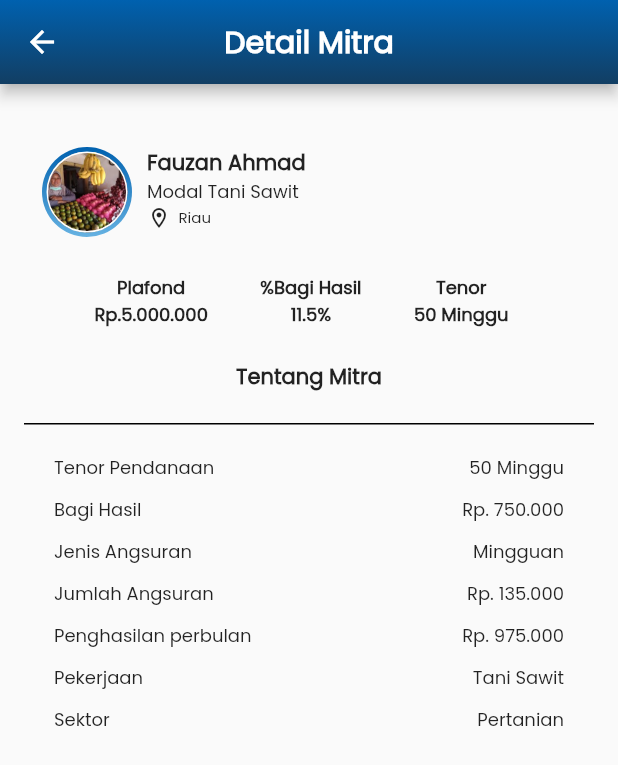
After one commit to bintangfajarr/tubes-provis-kel6, a Flutter app: the BorrowerDetailMitraPage screen opened directly, on a phone screen of 412 x 824 dp. The commit adds this screen. Shown: the top 765 px of the screen. Run offline on Flutter 3.47's test engine with Material 2 defaults, Android fonts, the light colour scheme and no system bars; our stand-ins replace dropdown_search, flutter_bloc, image_picker, quickalert, shared_preferences; missing offline and left inert: dart:js, jwt_decode; accounts and stored records are empty; network calls fail.

Commit message:
nambahin dikit di borrower

```diff
--- a/lib/pages/borrower/funding/funding_borrower.dart
+++ b/lib/pages/borrower/funding/funding_borrower.dart
@@ -6,7 +6,6 @@ import 'package:flutter/material.dart';
 import 'package:intl/intl.dart';
 import 'package:quickalert/quickalert.dart';
 import 'package:tubes/pages/borrower/borrower.dart';
-import 'package:tubes/pages/borrower/home/home_borrower.dart';
 
 enum genderType { male, female }
 
--- /dev/null
+++ b/lib/pages/borrower/marketplace/detailmitra_borrower.dart
@@ -0,0 +1,419 @@
+import 'package:flutter/material.dart';
+
+enum modal { nominal1, nominal2, nominal3, nominal4, nominal5 }
+
+class BorrowerDetailMitraPage extends StatefulWidget {
+  const BorrowerDetailMitraPage({super.key});
+  @override
+  State<BorrowerDetailMitraPage> createState() =>
+      _BorrowerDetailMitraPageState();
+}
+
+class _BorrowerDetailMitraPageState extends State<BorrowerDetailMitraPage> {
+  String textFieldValue = "";
+  final TextEditingController _textEditingController = TextEditingController();
+  int biayaModal = 1000;
+
+  int valueNominal = 0;
+  int result = 0;
+
+  modal? macamModal;
+
+  @override
+  Widget build(BuildContext context) {
+    return Scaffold(
+      backgroundColor: Color.fromARGB(250, 250, 250, 250),
+      appBar: AppBar(
+        flexibleSpace: Container(
+          decoration: BoxDecoration(
+            gradient: LinearGradient(
+              begin: Alignment.topCenter,
+              end: Alignment.bottomCenter,
+              colors: [
+                Color.fromRGBO(0, 97, 175, 1),
+                Color.fromRGBO(18, 62, 99, 1),
+              ],
+            ),
+          ),
+        ),
+        centerTitle: true,
+        title: Text(
+          "Detail Mitra",
+          style: TextStyle(
+            fontFamily: "Poppins",
+            fontWeight: FontWeight.bold,
+            color: Colors.white,
+          ),
+        ),
+      ),
+      body: ListView(
+        padding: EdgeInsets.fromLTRB(16, 30, 16, 10),
+        children: [
+          Container(
+            padding: EdgeInsets.fromLTRB(12, 12, 12, 12),
+            margin: EdgeInsets.only(right: 10),
+            width: 335,
+            decoration: BoxDecoration(
+              borderRadius: BorderRadius.all(
+                Radius.circular(10),
+              ),
+            ),
+            child: Column(
+              children: [
+                Row(
+                  crossAxisAlignment: CrossAxisAlignment.start,
+                  children: [
+                    Stack(
+                      alignment: Alignment.center,
+                      children: [
+                        Container(
+                          height: 60,
+                          width: 60,
+                          decoration: BoxDecoration(
+                            borderRadius: BorderRadius.circular(50),
+                            color: Colors.black,
+                            gradient: LinearGradient(
+                              begin: Alignment.topCenter,
+                              end: Alignment.bottomCenter,
+                              colors: [
+                                Color.fromARGB(255, 0, 97, 175),
+                                Color.fromARGB(255, 102, 178, 226)
+                              ],
+                            ),
+                          ),
+                        ),
+                        Container(
+                          height: 54,
+                          width: 54,
+                          decoration: BoxDecoration(
+                            borderRadius: BorderRadius.circular(50),
+                            image: DecorationImage(
+                              image: AssetImage(
+                                'assets/images/dagang.jpg',
+                              ),
+                              fit: BoxFit.cover,
+                            ),
+                            border: Border.all(
+                              color: Colors.white,
+                              width: 1,
+                            ),
+                          ),
+                        ),
+                      ],
+                    ),
+                    SizedBox(
+                      width: 10,
+                    ),
+                    Expanded(
+                      child: Row(
+                        children: [
+                          Column(
+                            mainAxisAlignment: MainAxisAlignment.start,
+                            crossAxisAlignment: CrossAxisAlignment.start,
+                            children: [
+                              Text(
+                                "Fauzan Ahmad",
+                                style: TextStyle(
+                                  fontFamily: "Poppins",
+                                  fontWeight: FontWeight.bold,
+                                  fontSize: 14,
+                                ),
+                              ),
+                              Text(
+                                "Modal Tani Sawit",
+                                style: TextStyle(
+                                  fontFamily: "Poppins",
+                                  fontSize: 12,
+                                ),
+                              ),
+                              Row(
+                                children: [
+                                  Icon(
+                                    Icons.location_on_outlined,
+                                    size: 16,
+                                  ),
+                                  SizedBox(
+                                    width: 5,
+                                  ),
+                                  Text(
+                                    "Riau",
+                                    style: TextStyle(
+                                      fontFamily: "Poppins",
+                                      fontSize: 10,
+                                    ),
+                                  ),
+                                ],
+                              ),
+                            ],
+                          ),
+                        ],
+                      ),
+                    ),
+                  ],
+                ),
+                SizedBox(
+                  height: 25,
+                ),
+                Row(
+                  crossAxisAlignment: CrossAxisAlignment.start,
+                  mainAxisAlignment: MainAxisAlignment.spaceEvenly,
+                  children: [
+                    Column(
+                      children: [
+                        Text(
+                          "Plafond",
+                          style: TextStyle(
+                            fontFamily: "Poppins",
+                            fontSize: 12,
+                            fontWeight: FontWeight.bold,
+                          ),
+                        ),
+                        Text(
+                          "Rp.5.000.000",
+                          style: TextStyle(
+                            fontFamily: "Poppins",
+                            fontSize: 12,
+                            fontWeight: FontWeight.bold,
+                          ),
+                        ),
+                      ],
+                    ),
+                    Column(
+                      children: [
+                        Text(
+                          "%Bagi Hasil",
+                          style: TextStyle(
+                            fontFamily: "Poppins",
+                            fontSize: 12,
+                            fontWeight: FontWeight.bold,
+                          ),
+                        ),
+                        Text(
+                          "11.5%",
+                          style: TextStyle(
+                            fontFamily: "Poppins",
+                            fontSize: 12,
+                            fontWeight: FontWeight.bold,
+                          ),
+                        ),
+                      ],
+                    ),
+                    Column(
+                      children: [
+                        Text(
+                          "Tenor",
+                          style: TextStyle(
+                            fontFamily: "Poppins",
+                            fontSize: 12,
+                            fontWeight: FontWeight.bold,
+                          ),
+                        ),
+                        Text(
+                          "50 Minggu",
+                          style: TextStyle(
+                            fontFamily: "Poppins",
+                            fontSize: 12,
+                            fontWeight: FontWeight.bold,
+                          ),
+                        ),
+                      ],
+                    ),
+                  ],
+                ),
+                SizedBox(
+                  height: 10,
+                ),
+              ],
+            ),
+          ),
+          Container(
+            child: Column(
+              children: [
+                Text(
+                  "Tentang Mitra",
+                  style: TextStyle(
+                    fontFamily: "Poppins",
+                    fontSize: 14,
+                    fontWeight: FontWeight.bold,
+                  ),
+                ),
+                SizedBox(
+                  height: 20,
+                ),
+              ],
+            ),
+          ),
+          Container(
+            decoration: BoxDecoration(
+              border: Border(
+                top: BorderSide(color: Colors.black),
+              ),
+            ),
+            padding: EdgeInsets.only(left: 20, right: 20),
+            child: Column(
+              children: [
+                SizedBox(
+                  height: 20,
+                ),
+                Row(
+                  mainAxisAlignment: MainAxisAlignment.spaceBetween,
+                  children: [
+                    Text(
+                      "Tenor Pendanaan",
+                      style: TextStyle(
+                        fontFamily: "Poppins",
+                        fontSize: 12,
+                      ),
+                    ),
+                    Text(
+                      "50 Minggu",
+                      style: TextStyle(
+                        fontFamily: "Poppins",
+                        fontSize: 12,
+                      ),
+                    )
+                  ],
+                ),
+                SizedBox(
+                  height: 10,
+                ),
+                Row(
+                  mainAxisAlignment: MainAxisAlignment.spaceBetween,
+                  children: [
+                    Text(
+                      "Bagi Hasil",
+                      style: TextStyle(
+                        fontFamily: "Poppins",
+                        fontSize: 12,
+                      ),
+                    ),
+                    Text(
+                      "Rp. 750.000",
+                      style: TextStyle(
+                        fontFamily: "Poppins",
+                        fontSize: 12,
+                      ),
+                    )
+                  ],
+                ),
+                SizedBox(
+                  height: 10,
+                ),
+                Row(
+                  mainAxisAlignment: MainAxisAlignment.spaceBetween,
+                  children: [
+                    Text(
+                      "Jenis Angsuran",
+                      style: TextStyle(
+                        fontFamily: "Poppins",
+                        fontSize: 12,
+                      ),
+                    ),
+                    Text(
+                      "Mingguan",
+                      style: TextStyle(
+                        fontFamily: "Poppins",
+                        fontSize: 12,
+                      ),
+                    )
+                  ],
+                ),
+                SizedBox(
+                  height: 10,
+                ),
+                Row(
+                  mainAxisAlignment: MainAxisAlignment.spaceBetween,
+                  children: [
+                    Text(
+                      "Jumlah Angsuran",
+                      style: TextStyle(
+                        fontFamily: "Poppins",
+                        fontSize: 12,
+                      ),
+                    ),
+                    Text(
+                      "Rp. 135.000",
+                      style: TextStyle(
+                        fontFamily: "Poppins",
+                        fontSize: 12,
+                      ),
+                    )
+                  ],
+                ),
+                SizedBox(
+                  height: 10,
+                ),
+                Row(
+                  mainAxisAlignment: MainAxisAlignment.spaceBetween,
+                  children: [
+                    Text(
+                      "Penghasilan perbulan",
+                      style: TextStyle(
+                        fontFamily: "Poppins",
+                        fontSize: 12,
+                      ),
+                    ),
+                    Text(
+                      "Rp. 975.000",
+                      style: TextStyle(
+                        fontFamily: "Poppins",
+                        fontSize: 12,
+                      ),
+                    )
+                  ],
+                ),
+                SizedBox(
+                  height: 10,
+                ),
+                Row(
+                  mainAxisAlignment: MainAxisAlignment.spaceBetween,
+                  children: [
+                    Text(
+                      "Pekerjaan",
+                      style: TextStyle(
+                        fontFamily: "Poppins",
+                        fontSize: 12,
+                      ),
+                    ),
+                    Text(
+                      "Tani Sawit",
+                      style: TextStyle(
+                        fontFamily: "Poppins",
+                        fontSize: 12,
+                      ),
+                    )
+                  ],
+                ),
+                SizedBox(
+                  height: 10,
+                ),
+                Row(
+                  mainAxisAlignment: MainAxisAlignment.spaceBetween,
+                  children: [
+                    Text(
+                      "Sektor",
+                      style: TextStyle(
+                        fontFamily: "Poppins",
+                        fontSize: 12,
+                      ),
+                    ),
+                    Text(
+                      "Pertanian",
+                      style: TextStyle(
+                        fontFamily: "Poppins",
+                        fontSize: 12,
+                      ),
+                    )
+                  ],
+                ),
+                SizedBox(
+                  height: 20,
+                ),
+              ],
+            ),
+          ),
+        ],
+      ),
+    );
+  }
+}
--- a/lib/pages/borrower/marketplace/market_borrower.dart
+++ b/lib/pages/borrower/marketplace/market_borrower.dart
@@ -1,6 +1,9 @@
 import 'dart:ui';
 
 import 'package:flutter/material.dart';
+import 'package:tubes/pages/investor/marketplace/detailmitra_investor.dart';
+
+import 'detailmitra_borrower.dart';
 
 class BorrowerMarketplacePage extends StatelessWidget {
   const BorrowerMarketplacePage({
@@ -35,7 +38,7 @@ class BorrowerMarketplacePage extends StatelessWidget {
         ],
       ),
       body: ListView(
-        padding: const EdgeInsets.all(10),
+        padding: const EdgeInsets.all(16),
         children: [
           Container(
             // Add padding around the search bar
@@ -186,8 +189,17 @@ class BorrowerMarketplacePage extends StatelessWidget {
                             Expanded(
                               child: Align(
                                 alignment: Alignment.topRight,
-                                child: Icon(
-                                  Icons.add_circle_outline_rounded,
+                                child: IconButton(
+                                  onPressed: () {
+                                    Navigator.of(context).push(
+                                      MaterialPageRoute(
+                                        builder: (context) {
+                                          return BorrowerDetailMitraPage();
+                                        },
+                                      ),
+                                    );
+                                  },
+                                  icon: Icon(Icons.add_circle_outline_rounded),
                                   color: Color.fromARGB(255, 0, 97, 175),
                                 ),
                               ),
```
